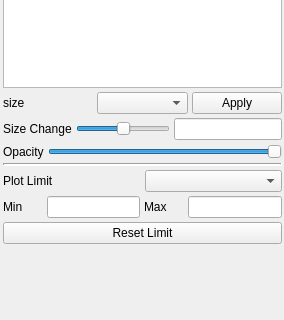
glue-viz/glue-vispy-viewers, file glue_vispy_viewers/scatter/options_widget.ui: the form before one commit; both pictures show x 0 to 284 and y 210 to 530 of the 284 by 530 pixel window.
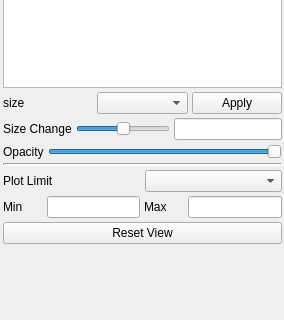
The form after the commit.

```diff
--- a/glue_vispy_viewers/scatter/options_widget.ui
+++ b/glue_vispy_viewers/scatter/options_widget.ui
@@ -429,7 +429,7 @@
       <item>
        <widget class="QPushButton" name="reset_button">
         <property name="text">
-         <string>Reset Limit</string>
+         <string>Reset View</string>
         </property>
        </widget>
       </item>
```
